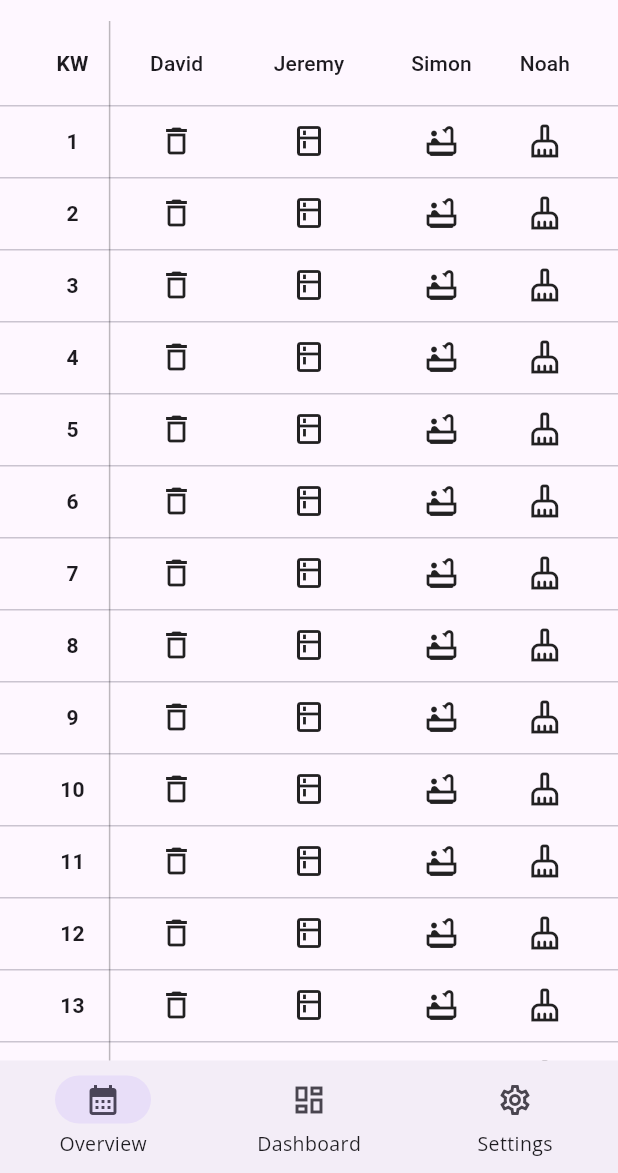
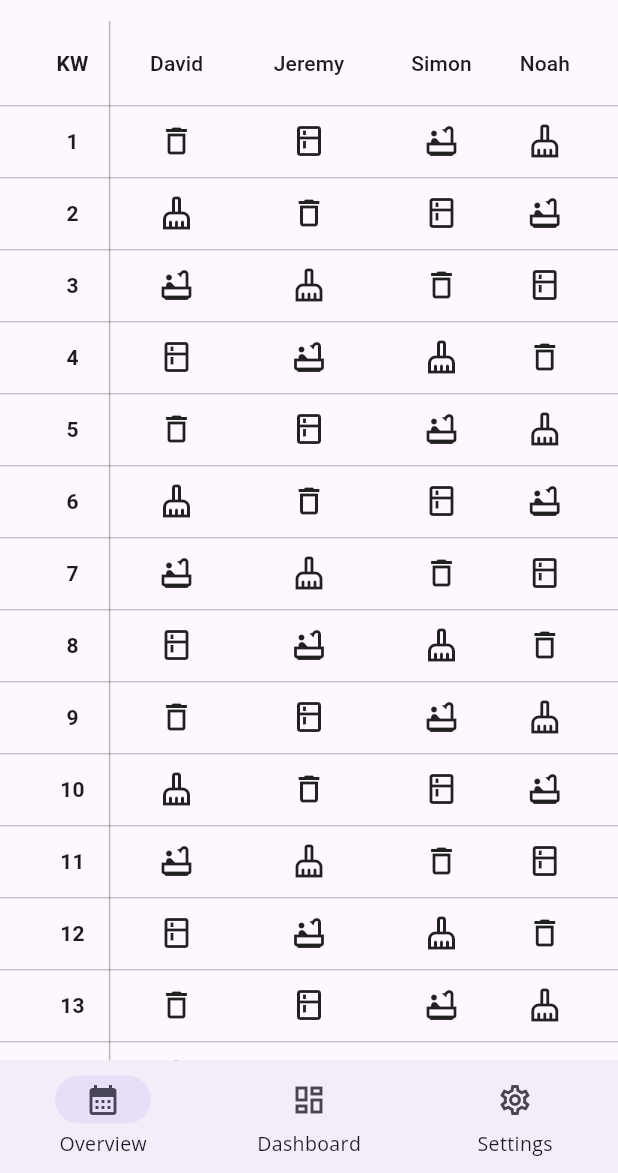
Before and after one commit to jerrydix/chores, a Flutter app: the screen it shows after launch, on a phone screen of 412 x 824 dp, the part 63-1236 px from its top. Run offline on Flutter 3.47's test engine with Material 2 defaults, Android fonts, the phone set to English and light mode, and no system bars; drawn by our look-alikes of data_table_2; our stand-ins replace google_fonts.

Commit message:
variety in tasks

```diff
--- a/lib/home.dart
+++ b/lib/home.dart
@@ -25,7 +25,9 @@ class _HomePageState extends State<HomePage> {
 
   List<DataRow2> _generateRows() {
     List<DataRow2> rows = [];
+    int variant = 0;
     for (int i = 0; i < 50; i++) {
+      if (variant == 0) {
         rows.add(DataRow2(cells: [
           DataCell(Container(decoration: const BoxDecoration(border: Border(right: BorderSide(width: 1, color: Colors.black26))), child: Center(child: Text((i+1).toString(), style: const TextStyle(fontWeight: FontWeight.bold)))), onTap: () { debugPrint('Cell tapped.');}),
           DataCell(const Center(child: Icon(Icons.delete_outlined)), onTap: () { debugPrint('Cell tapped.');}),
@@ -33,6 +35,35 @@ class _HomePageState extends State<HomePage> {
           DataCell(const Center(child: Icon(Icons.bathtub_outlined)), onTap: () { debugPrint('Cell tapped.');}),
           DataCell(const Center(child: Icon(Icons.cleaning_services_outlined)), onTap: () { debugPrint('Cell tapped.');}),
         ]));
+        variant++;
+      } else if (variant == 1) {
+        rows.add(DataRow2(cells: [
+          DataCell(Container(decoration: const BoxDecoration(border: Border(right: BorderSide(width: 1, color: Colors.black26))), child: Center(child: Text((i+1).toString(), style: const TextStyle(fontWeight: FontWeight.bold)))), onTap: () { debugPrint('Cell tapped.');}),
+          DataCell(const Center(child: Icon(Icons.cleaning_services_outlined)), onTap: () { debugPrint('Cell tapped.');}),
+          DataCell(const Center(child: Icon(Icons.delete_outlined)), onTap: () { debugPrint('Cell tapped.');}),
+          DataCell(const Center(child: Icon(Icons.kitchen_outlined)), onTap: () { debugPrint('Cell tapped.');}),
+          DataCell(const Center(child: Icon(Icons.bathtub_outlined)), onTap: () { debugPrint('Cell tapped.');}),
+        ]));
+        variant++;
+      } else if (variant == 2) {
+        rows.add(DataRow2(cells: [
+          DataCell(Container(decoration: const BoxDecoration(border: Border(right: BorderSide(width: 1, color: Colors.black26))), child: Center(child: Text((i+1).toString(), style: const TextStyle(fontWeight: FontWeight.bold)))), onTap: () { debugPrint('Cell tapped.');}),
+          DataCell(const Center(child: Icon(Icons.bathtub_outlined)), onTap: () { debugPrint('Cell tapped.');}),
+          DataCell(const Center(child: Icon(Icons.cleaning_services_outlined)), onTap: () { debugPrint('Cell tapped.');}),
+          DataCell(const Center(child: Icon(Icons.delete_outlined)), onTap: () { debugPrint('Cell tapped.');}),
+          DataCell(const Center(child: Icon(Icons.kitchen_outlined)), onTap: () { debugPrint('Cell tapped.');}),
+        ]));
+        variant++;
+      } else if (variant == 3) {
+        rows.add(DataRow2(cells: [
+          DataCell(Container(decoration: const BoxDecoration(border: Border(right: BorderSide(width: 1, color: Colors.black26))), child: Center(child: Text((i+1).toString(), style: const TextStyle(fontWeight: FontWeight.bold)))), onTap: () { debugPrint('Cell tapped.');}),
+          DataCell(const Center(child: Icon(Icons.kitchen_outlined)), onTap: () { debugPrint('Cell tapped.');}),
+          DataCell(const Center(child: Icon(Icons.bathtub_outlined)), onTap: () { debugPrint('Cell tapped.');}),
+          DataCell(const Center(child: Icon(Icons.cleaning_services_outlined)), onTap: () { debugPrint('Cell tapped.');}),
+          DataCell(const Center(child: Icon(Icons.delete_outlined)), onTap: () { debugPrint('Cell tapped.');}),
+        ]));
+        variant = 0;
+      }
     }
     return rows;
   }
```
Lines whose indentation alone changed are shown as unchanged.
